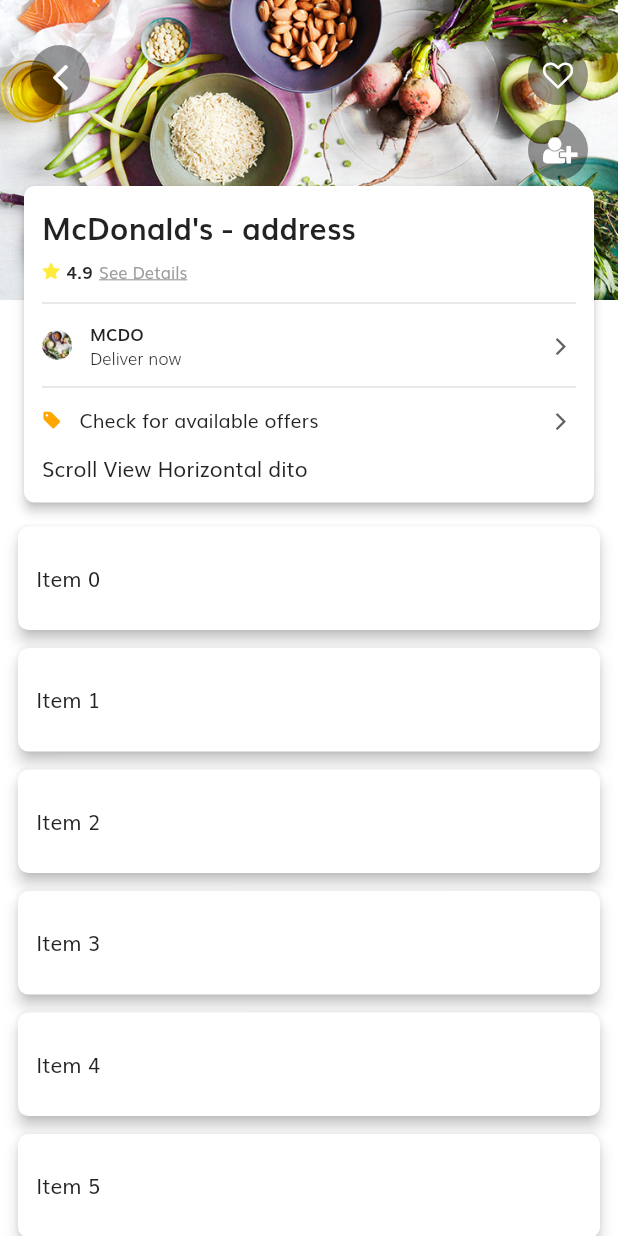
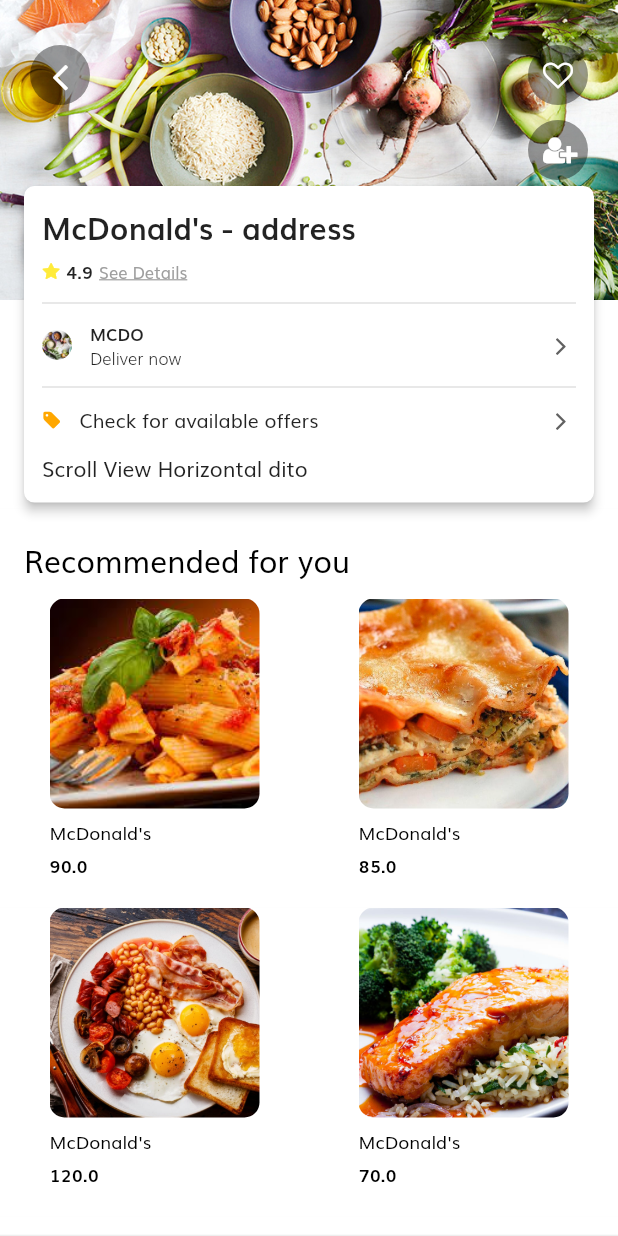
Before and after one commit to jirsc/malu, a Flutter app: the ExploreScreen screen opened directly, after a tap on an icon or button, on a phone screen of 412 x 824 dp. Run offline on Flutter 3.47's test engine with Material 2 defaults, Android fonts, the phone set to English and light mode, and no system bars; our stand-ins replace animated_text_kit, bloc, cloud_firestore, equatable, firebase_auth, firebase_core and 6 more; missing offline and left inert: firebase_auth_platform_interface, flow_builder, flutter_facebook_auth, very_good_analysis; accounts and stored records are empty.

Commit message:
Vendor Screen UI Changes -added Product Sections

```diff
--- a/lib/models/models.dart
+++ b/lib/models/models.dart
@@ -1 +1,3 @@
 export 'vendor.dart';
+export 'product.dart';
+export 'product_section.dart';
--- /dev/null
+++ b/lib/models/product.dart
@@ -0,0 +1,258 @@
+import 'package:json_annotation/json_annotation.dart';
+import 'package:cloud_firestore/cloud_firestore.dart';
+import 'package:equatable/equatable.dart';
+
+part 'product.g.dart';
+
+/// {@template product}
+/// Product model
+///
+/// [Product.empty] represents an empty product.
+/// {@endtemplate}
+///
+@JsonSerializable()
+class Product extends Equatable {
+  /// {@macro product}
+  final String id;
+  final String imageUrl;
+  final String name;
+  final num price;
+  final num score;
+  final num ratingCount;
+  final String description;
+  final List<String> categoryCode;
+  final bool isRecommended;
+
+  const Product({
+    required this.id,
+    this.imageUrl = '',
+    this.name = '',
+    this.price = 0,
+    this.score = 0,
+    this.ratingCount = 0,
+    this.description = '',
+    this.categoryCode = const [''],
+    this.isRecommended = false,
+  });
+
+  /// Empty product
+  static const empty = Product(id: '');
+
+  /// Convenience getter to determine whether the current product is empty.
+  bool get isEmpty => this == Product.empty;
+
+  /// Convenience getter to determine whether the current product is not empty.
+  bool get hasData => this != Product.empty;
+
+  /* Map<String, dynamic> toJson() {
+    return {
+      'id': id,
+      'imageUrl': imageUrl,
+      'name': name,
+      'distance': distance,
+      'score': score,
+      'ratingCount': ratingCount,
+      'price': price,
+      'category': category,
+      'location': location,
+      'description': description,
+    };
+  }
+
+  factory Product.fromJson(Map<String, dynamic> json) {
+    return Product(
+      id: json['id'] as String,
+      imageUrl: json['imageUrl'] as String,
+      name: json['name'] as String,
+      distance: json['distance'] as String,
+      score: json['score'] as num,
+      ratingCount: json['ratingCount'] as num,
+      price: json['price'] as num,
+      category: json['category'] as List<String>,
+      location: json['location'] as Map<String, dynamic>,
+      description: json['description'] as String,
+    );
+  } */
+
+  factory Product.fromJson(Map<String, dynamic> json) {
+    return _$ProductFromJson(json);
+  }
+
+  Map<String, dynamic> toJson() => _$ProductToJson(this);
+
+  factory Product.fromFirestore(DocumentSnapshot snapshot) {
+    return Product.fromJson(snapshot.data() as Map<String, dynamic>);
+  }
+
+  @override
+  List<Object?> get props => [
+        id,
+        imageUrl,
+        name,
+        price,
+        score,
+        ratingCount,
+        description,
+        categoryCode,
+        isRecommended,
+      ];
+
+  static List<Product> generateRecommendedProduct() {
+    return [
+      const Product(
+          imageUrl: 'assets/images/food1.jpg',
+          name: 'McDonald\'s',
+          score: 4.9,
+          ratingCount: 107.3,
+          price: 2.7,
+          categoryCode: ['Asian', 'Snacks', 'Pastry'],
+          description: 'The best food to eat ...',
+          id: '1'),
+      const Product(
+          imageUrl: 'assets/images/food4.jpg',
+          name: 'Coco Fresh',
+          score: 4.9,
+          ratingCount: 107.3,
+          price: 2.7,
+          categoryCode: ['Asian', 'Snacks', 'Pastry'],
+          description: 'The best food to eat ...',
+          id: '2'),
+      const Product(
+          imageUrl: 'assets/images/food3.jpg',
+          name: 'Mary Grace',
+          score: 4.9,
+          ratingCount: 107.3,
+          price: 2.7,
+          categoryCode: ['Asian', 'Snacks', 'Pastry'],
+          description: 'The best food to eat ...',
+          id: '3'),
+      const Product(
+          imageUrl: 'assets/images/food2.jpg',
+          name: 'Chatime',
+          score: 4.9,
+          ratingCount: 107.3,
+          price: 2.7,
+          categoryCode: ['Asian', 'Snacks', 'Pastry'],
+          description: 'The best food to eat ...',
+          id: '4'),
+      const Product(
+          imageUrl: 'assets/images/food1.jpg',
+          name: 'Conti\'s',
+          score: 4.9,
+          ratingCount: 107.3,
+          price: 2.7,
+          categoryCode: ['Asian', 'Snacks', 'Pastry'],
+          description: 'The best food to eat ...',
+          id: '5'),
+      const Product(
+          imageUrl: 'assets/images/food4.jpg',
+          name: 'Cabalen',
+          score: 4.9,
+          ratingCount: 107.3,
+          price: 2.7,
+          categoryCode: ['Asian', 'Snacks', 'Pastry'],
+          description: 'The best food to eat ...',
+          id: '6'),
+    ];
+  }
+
+  static List<Product> generateTrendingProduct() {
+    return [
+      const Product(
+          imageUrl: 'assets/images/food1.jpg',
+          name: 'McDonald\'s',
+          score: 4.9,
+          ratingCount: 107.3,
+          price: 2.7,
+          categoryCode: ['Asian', 'Snacks', 'Pastry'],
+          description: 'The best food to eat ...',
+          id: '1'),
+      const Product(
+          imageUrl: 'assets/images/food4.jpg',
+          name: 'Coco Fresh',
+          score: 4.9,
+          ratingCount: 107.3,
+          price: 2.7,
+          categoryCode: ['Asian', 'Snacks', 'Pastry'],
+          description: 'The best food to eat ...',
+          id: '2'),
+      const Product(
+          imageUrl: 'assets/images/food3.jpg',
+          name: 'Mary Grace',
+          score: 4.9,
+          ratingCount: 107.3,
+          price: 2.7,
+          categoryCode: ['Asian', 'Snacks', 'Pastry'],
+          description: 'The best food to eat ...',
+          id: '3'),
+      const Product(
+          imageUrl: 'assets/images/food2.jpg',
+          name: 'Chatime',
+          score: 4.9,
+          ratingCount: 107.3,
+          price: 2.7,
+          categoryCode: ['Asian', 'Snacks', 'Pastry'],
+          description: 'The best food to eat ...',
+          id: '4'),
+      const Product(
+          imageUrl: 'assets/images/food1.jpg',
+          name: 'Conti\'s',
+          score: 4.9,
+          ratingCount: 107.3,
+          price: 2.7,
+          categoryCode: ['Asian', 'Snacks', 'Pastry'],
+          description: 'The best food to eat ...',
+          id: '5'),
+      const Product(
+          imageUrl: 'assets/images/food4.jpg',
+          name: 'Cabalen',
+          score: 4.9,
+          ratingCount: 107.3,
+          price: 2.7,
+          categoryCode: ['Asian', 'Snacks', 'Pastry'],
+          description: 'The best food to eat ...',
+          id: '6'),
+    ];
+  }
+
+  static List<Product> generateProductList() {
+    return [
+      const Product(
+          imageUrl: 'assets/images/food1.jpg',
+          name: 'McDonald\'s',
+          score: 4.9,
+          ratingCount: 107.3,
+          price: 90.00,
+          categoryCode: ['Asian', 'Snacks', 'Pastry'],
+          description: 'The best food to eat ...',
+          id: ''),
+      const Product(
+          imageUrl: 'assets/images/food4.jpg',
+          name: 'McDonald\'s',
+          score: 4.9,
+          ratingCount: 107.3,
+          price: 85.00,
+          categoryCode: ['Asian', 'Snacks', 'Pastry'],
+          description: 'The best food to eat ...',
+          id: ''),
+      const Product(
+          imageUrl: 'assets/images/food3.jpg',
+          name: 'McDonald\'s',
+          score: 4.9,
+          ratingCount: 107.3,
+          price: 120.00,
+          categoryCode: ['Asian', 'Snacks', 'Pastry'],
+          description: 'The best food to eat ...',
+          id: ''),
+      const Product(
+          imageUrl: 'assets/images/food2.jpg',
+          name: 'McDonald\'s',
+          score: 4.9,
+          ratingCount: 107.3,
+          price: 70.00,
+          categoryCode: ['Asian', 'Snacks', 'Pastry'],
+          description: 'The best food to eat ...',
+          id: ''),
+    ];
+  }
+}
--- /dev/null
+++ b/lib/models/product_section.dart
@@ -0,0 +1,42 @@
+import 'package:doeat/models/models.dart';
+
+enum ProductCategory { latest, trending, recommended }
+
+class ProductSection {
+  final String title;
+  final List<Product> product;
+  final ProductCategory productCategory;
+  bool isLoading = false;
+  bool isCompletelyFetched = false;
+
+  ProductSection({
+    required this.productCategory,
+    required this.title,
+    required this.product,
+  });
+
+  static List<ProductSection> generateProductSectionList() {
+    return [
+      ProductSection(
+        title: 'Recommended for you',
+        productCategory: ProductCategory.recommended,
+        product: Product.generateProductList(),
+      ),
+      ProductSection(
+        title: 'New Items',
+        productCategory: ProductCategory.latest,
+        product: Product.generateProductList(),
+      ),
+      ProductSection(
+        title: 'Hot and Trending',
+        productCategory: ProductCategory.trending,
+        product: Product.generateTrendingProduct(),
+      ),
+      ProductSection(
+        title: 'Hot and Trending',
+        productCategory: ProductCategory.trending,
+        product: Product.generateProductList(),
+      ),
+    ];
+  }
+}
--- a/lib/modules/explore/widgets/search_bar_button.dart
+++ b/lib/modules/explore/widgets/search_bar_button.dart
@@ -34,8 +34,8 @@
       reverseDuration: const Duration(milliseconds: 300),
     )..forward();
 
-    animation =
-        IntTween(begin: 0, end: string.length).animate(_animationController);
+    animation = IntTween(begin: 0, end: foodList.first.length)
+        .animate(_animationController);
 
     _animationController.addListener(() async {
       if (_animationController.isCompleted) {
@@ -43,6 +43,10 @@
 
         if (!animationControllerDisposed) {
           _animationController.reverse();
+          /* setState(() {
+            var item = foodList.removeAt(0);
+            foodList.add(item);
+          }); */
         }
       } else if (_animationController.isDismissed) {
         _animationController.forward();
@@ -113,7 +117,7 @@
           size: 25,
         ),
         label: TypingText(
-          string: string,
+          string: foodList.first,
           animation: animation,
         ),
       ),
--- a/lib/modules/order/views/vendor_screen.dart
+++ b/lib/modules/order/views/vendor_screen.dart
@@ -4,6 +4,7 @@
 import 'package:doeat/utils/ui/ui.dart';
 import 'package:doeat/widgets/widgets.dart';
 import 'package:flutter/material.dart';
+import 'package:sliver_tools/sliver_tools.dart';
 
 class VendorScreen extends StatefulWidget {
   final Vendor vendor;
@@ -24,6 +25,8 @@
   bool isEmpty = false;
   bool isCollapsed = false;
   Size vendorDetailsCardSize = const Size(0, 0);
+  List<ProductSection> productSections =
+      ProductSection.generateProductSectionList();
 
   @override
   Widget build(BuildContext context) {
@@ -92,14 +95,18 @@
                   child: _buildVendorDetailsCard(),
                 ),
                 if (!isEmpty)
-                  SliverList(
+                  MultiSliver(
+                    children: buildSectionList(sections: productSections),
+                  )
+                /* SliverList(
                     delegate: SliverChildBuilderDelegate(
                       (context, index) {
+                        var section = productSections[index];
                         return _buildCard(index);
                       },
-                      childCount: 70,
+                      childCount: productSections.length,
                     ),
-                  )
+                  ) */
                 else
                   const SliverFillRemaining(
                     hasScrollBody: false,
@@ -290,6 +297,12 @@
     );
   }
 
+  List<Widget> buildSectionList({required List<ProductSection> sections}) =>
+      sections
+          .map((productSection) => VendorProductSection(
+              section: productSection, product: productSection.product))
+          .toList();
+
   Widget _buildCard(int index) {
     return Card(
       elevation: 4,
--- /dev/null
+++ b/lib/modules/order/widgets/vendor_product_section.dart
@@ -0,0 +1,327 @@
+import 'package:doeat/models/models.dart';
+import 'package:flutter/material.dart';
+import 'package:sliver_tools/sliver_tools.dart';
+import 'dart:math' as math;
+
+class VendorProductSection extends StatelessWidget {
+  final ProductSection section;
+  final List<Product> product;
+
+  const VendorProductSection({
+    Key? key,
+    required this.section,
+    required this.product,
+  }) : super(key: key);
+
+  @override
+  Widget build(BuildContext context) => MultiSliver(
+        pushPinnedChildren: true,
+        children: [
+          /* SliverStack(
+              insetOnOverlap: true,
+              children: [
+                SliverPositioned.fill(
+                  top: 16,
+                  child: CardBackgroundWidget(),
+                ),
+                buildCard(context),
+              ],
+            ), */
+          buildCard(context),
+        ],
+      );
+
+  Widget buildCard(BuildContext context) => MultiSliver(
+        children: <Widget>[
+          SliverPinnedHeader(
+            child: Header(
+              title: section.title,
+              productCategory: section.productCategory,
+            ),
+          ),
+          SliverClip(
+            child: /* MultiSliver(
+              children: <Widget>[
+                buildProductList(),
+                Container(
+                  height: 12,
+                  color: Colors.white,
+                  child: Divider(
+                    color: Colors.grey.shade700,
+                    thickness: 7,
+                  ),
+                ),
+                //SliverToBoxAdapter(child: buildLoadMore(context)),
+              ],
+            ), */
+                section.productCategory == ProductCategory.recommended
+                    ? buildRecommendedProductGrid()
+                    : buildProductList(),
+          ),
+          SliverToBoxAdapter(child: Container(height: 12, color: Colors.white)),
+        ],
+      );
+
+  Widget buildProductList() => SliverList(
+        // SliverList with Separator
+        delegate: SliverChildBuilderDelegate(
+          (context, index) {
+            final int itemIndex = index ~/ 2;
+            if (index.isEven) {
+              return HorizontalProductTile(product: product[itemIndex]);
+            }
+            return Container(
+              padding: const EdgeInsets.all(12.0),
+              color: Colors.white,
+              child:
+                  Divider(height: 0, thickness: 1, color: Colors.grey.shade300),
+            );
+          },
+          semanticIndexCallback: (Widget widget, int localIndex) {
+            if (localIndex.isEven) {
+              return localIndex ~/ 2;
+            }
+            return null;
+          },
+          childCount: math.max(0, product.length * 2 - 1),
+          /* (context, index) => HorizontalProductTile(product: product[index]),
+          childCount: product.length, */
+        ),
+      );
+
+  Widget buildRecommendedProductGrid() => SliverGrid.count(
+        // Create a grid with 2 columns. If you change the scrollDirection to
+        // horizontal, this produces 2 rows.
+        crossAxisCount: 2,
+        children: List.generate(product.length, (index) {
+          return VerticalProductTile(product: product[index]);
+        }),
+      );
+}
+
+class Header extends StatelessWidget {
+  const Header({
+    Key? key,
+    required this.title,
+    required this.productCategory,
+  }) : super(key: key);
+
+  final String title;
+  final ProductCategory productCategory;
+
+  @override
+  Widget build(BuildContext context) => Material(
+        child: Container(
+          padding: const EdgeInsets.only(top: 7),
+          color: productCategory == ProductCategory.recommended
+              ? Colors.white
+              : Colors.grey.shade200,
+          child: Container(
+            alignment: Alignment.bottomLeft,
+            //margin: const EdgeInsets.only(top: 16),
+            padding: const EdgeInsets.symmetric(horizontal: 16, vertical: 12),
+            /* decoration: BoxDecoration(
+              border: Border(bottom: BorderSide(color: Colors.grey.shade300)),
+            ), */
+            color: Colors.white,
+            child: Text(
+              title,
+              style: const TextStyle(color: Colors.black, fontSize: 20),
+            ),
+          ),
+        ),
+      );
+}
+
+class VerticalProductTile extends StatelessWidget {
+  const VerticalProductTile({Key? key, required this.product})
+      : super(key: key);
+
+  final Product product;
+
+  @override
+  Widget build(BuildContext context) {
+    return Material(
+      child: Container(
+        padding: const EdgeInsets.symmetric(horizontal: 7.0),
+        color: Colors.white,
+        child: GestureDetector(
+          onTap: () {
+            /* Navigator.of(context).push(
+              MaterialPageRoute(
+                builder: (context) => ProductScreen(product: product),
+              ),
+            ); */
+          },
+          child: Row(
+            mainAxisAlignment: MainAxisAlignment.center,
+            children: [
+              Column(
+                crossAxisAlignment: CrossAxisAlignment.start,
+                children: [
+                  SizedBox(
+                    height: 140,
+                    width: 140,
+                    child: ClipRRect(
+                      borderRadius: BorderRadius.circular(10),
+                      child: Image.asset(
+                        product.imageUrl,
+                        fit: BoxFit.cover,
+                      ),
+                    ),
+                  ),
+                  const SizedBox(height: 7),
+                  Expanded(
+                    child: Column(
+                      crossAxisAlignment: CrossAxisAlignment.start,
+                      children: [
+                        Text(
+                          product.name,
+                          overflow: TextOverflow.ellipsis,
+                          style: const TextStyle(
+                            fontSize: 12,
+                            //fontWeight: FontWeight.bold,
+                            color: Colors.black,
+                          ),
+                        ),
+                        const SizedBox(height: 4),
+                        Text(
+                          '${product.price}',
+                          style: const TextStyle(
+                            fontSize: 12,
+                            color: Colors.black,
+                            fontWeight: FontWeight.bold,
+                          ),
+                        ),
+                        /* Text(
+                              product.description,
+                              overflow: TextOverflow.ellipsis,
+                              style: const TextStyle(
+                                fontSize: 11,
+                                color: Colors.grey,
+                              ),
+                            ),
+                            const SizedBox(height: 7),
+                            _buildIconText(
+                              Icons.star,
+                              Colors.orange[300]!,
+                              '${vendor.score}(${vendor.ratingCount}k)',
+                            ),
+                            const SizedBox(width: 10),
+                            _buildIconText(
+                              Icons.visibility,
+                              Colors.grey,
+                              '${vendor.weeklyOrderCount}K Orders this week',
+                            ), */
+                      ],
+                    ),
+                  ),
+                ],
+              ),
+            ],
+          ),
+        ),
+      ),
+    );
+  }
+}
+
+class HorizontalProductTile extends StatelessWidget {
+  const HorizontalProductTile({Key? key, required this.product})
+      : super(key: key);
+
+  final Product product;
+
+  @override
+  Widget build(BuildContext context) {
+    return Material(
+      child: Container(
+        padding: const EdgeInsets.symmetric(horizontal: 12.0, vertical: 2),
+        color: Colors.white,
+        child: GestureDetector(
+          onTap: () {
+            /* Navigator.of(context).push(
+              MaterialPageRoute(
+                builder: (context) => ProductScreen(product: product),
+              ),
+            ); */
+          },
+          child: Column(
+            children: [
+              Row(
+                crossAxisAlignment: CrossAxisAlignment.start,
+                children: [
+                  Column(
+                    children: [
+                      SizedBox(
+                        height: 100,
+                        width: 100,
+                        child: ClipRRect(
+                          borderRadius: BorderRadius.circular(10),
+                          child: Image.asset(
+                            product.imageUrl,
+                            fit: BoxFit.cover,
+                          ),
+                        ),
+                      ),
+                    ],
+                  ),
+                  const SizedBox(width: 12),
+                  Expanded(
+                    child: Column(
+                      crossAxisAlignment: CrossAxisAlignment.start,
+                      children: [
+                        Text(
+                          product.name,
+                          overflow: TextOverflow.ellipsis,
+                          style: const TextStyle(
+                            fontSize: 12,
+                            //fontWeight: FontWeight.bold,
+                            color: Colors.black,
+                          ),
+                        ),
+                        const SizedBox(height: 7),
+                        Text(
+                          '${product.price}',
+                          style: const TextStyle(
+                            fontSize: 12,
+                            color: Colors.black,
+                            fontWeight: FontWeight.bold,
+                          ),
+                        ),
+                        /* Text(
+                          product.description,
+                          overflow: TextOverflow.ellipsis,
+                          style: const TextStyle(
+                            fontSize: 11,
+                            color: Colors.grey,
+                          ),
+                        ),
+                        const SizedBox(height: 7),
+                        _buildIconText(
+                          Icons.star,
+                          Colors.orange[300]!,
+                          '${vendor.score}(${vendor.ratingCount}k)',
+                        ),
+                        const SizedBox(width: 10),
+                        _buildIconText(
+                          Icons.visibility,
+                          Colors.grey,
+                          '${vendor.weeklyOrderCount}K Orders this week',
+                        ), */
+                      ],
+                    ),
+                  ),
+                ],
+              ),
+              /* Divider(
+                thickness: 1,
+                color: Colors.grey.shade300,
+              ), */
+            ],
+          ),
+        ),
+      ),
+    );
+  }
+}
--- a/lib/modules/order/widgets/widgets.dart
+++ b/lib/modules/order/widgets/widgets.dart
@@ -1 +1,2 @@
 export 'vendor_screen_header.dart';
+export 'vendor_product_section.dart';
--- a/lib/modules/search/widgets/search_filter.dart
+++ b/lib/modules/search/widgets/search_filter.dart
@@ -5,7 +5,14 @@
 class SearchFilter extends StatelessWidget {
   SearchFilter({Key? key}) : super(key: key);
 
-  final list = ['1', 'Sort By', 'Cuisines', 'Promo', 'Nearby', 'FREE Deliver!'];
+  final list = [
+    '1',
+    'Sort By',
+    'Cuisines',
+    'Promo',
+    'Nearby',
+    'FREE Delivery!'
+  ];
 
   @override
   Widget build(BuildContext context) {
--- a/pubspec.yaml
+++ b/pubspec.yaml
@@ -57,6 +57,7 @@
   meta: ^1.3.0
   provider: ^6.0.0
   shared_preferences: ^2.0.12
+  sliver_tools: ^0.2.5
   smooth_page_indicator: ^1.0.0+2
   sqflite: ^2.0.2
   sqflite_sqlcipher: ^2.1.0
```
Also changed, not shown: lib/models/product.g.dart (added), pubspec.lock.
